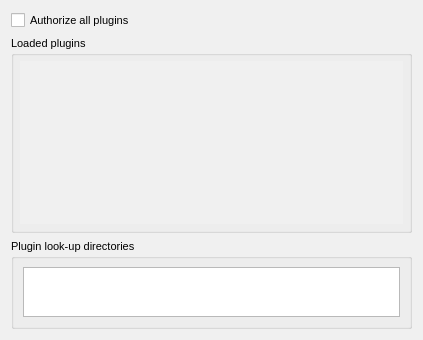
RetroShare/RetroShare, file retroshare-gui/src/gui/settings/PluginsPage.ui: the form before one commit.
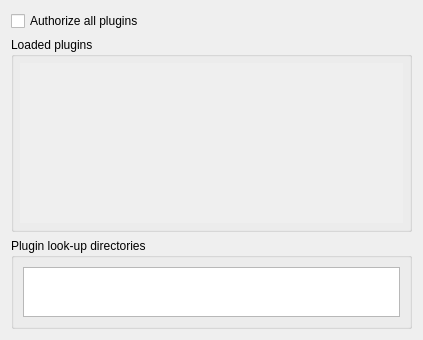
The form after the commit.

```diff
--- a/retroshare-gui/src/gui/settings/PluginsPage.ui
+++ b/retroshare-gui/src/gui/settings/PluginsPage.ui
@@ -10,492 +10,6 @@
     <height>340</height>
    </rect>
   </property>
-  <property name="sizePolicy">
-   <sizepolicy hsizetype="Expanding" vsizetype="Expanding">
-    <horstretch>0</horstretch>
-    <verstretch>0</verstretch>
-   </sizepolicy>
-  </property>
-  <property name="palette">
-   <palette>
-    <active>
-     <colorrole role="WindowText">
-      <brush brushstyle="SolidPattern">
-       <color alpha="255">
-        <red>0</red>
-        <green>0</green>
-        <blue>0</blue>
-       </color>
-      </brush>
-     </colorrole>
-     <colorrole role="Button">
-      <brush brushstyle="SolidPattern">
-       <color alpha="255">
-        <red>208</red>
-        <green>208</green>
-        <blue>208</blue>
-       </color>
-      </brush>
-     </colorrole>
-     <colorrole role="Light">
-      <brush brushstyle="SolidPattern">
-       <color alpha="255">
-        <red>255</red>
-        <green>255</green>
-        <blue>255</blue>
-       </color>
-      </brush>
-     </colorrole>
-     <colorrole role="Midlight">
-      <brush brushstyle="SolidPattern">
-       <color alpha="255">
-        <red>247</red>
-        <green>247</green>
-        <blue>247</blue>
-       </color>
-      </brush>
-     </colorrole>
-     <colorrole role="Dark">
-      <brush brushstyle="SolidPattern">
-       <color alpha="255">
-        <red>104</red>
-        <green>104</green>
-        <blue>104</blue>
-       </color>
-      </brush>
-     </colorrole>
-     <colorrole role="Mid">
-      <brush brushstyle="SolidPattern">
-       <color alpha="255">
-        <red>139</red>
-        <green>139</green>
-        <blue>139</blue>
-       </color>
-      </brush>
-     </colorrole>
-     <colorrole role="Text">
-      <brush brushstyle="SolidPattern">
-       <color alpha="255">
-        <red>0</red>
-        <green>0</green>
-        <blue>0</blue>
-       </color>
-      </brush>
-     </colorrole>
-     <colorrole role="BrightText">
-      <brush brushstyle="SolidPattern">
-       <color alpha="255">
-        <red>255</red>
-        <green>255</green>
-        <blue>255</blue>
-       </color>
-      </brush>
-     </colorrole>
-     <colorrole role="ButtonText">
-      <brush brushstyle="SolidPattern">
-       <color alpha="255">
-        <red>0</red>
-        <green>0</green>
-        <blue>0</blue>
-       </color>
-      </brush>
-     </colorrole>
-     <colorrole role="Base">
-      <brush brushstyle="SolidPattern">
-       <color alpha="255">
-        <red>255</red>
-        <green>255</green>
-        <blue>255</blue>
-       </color>
-      </brush>
-     </colorrole>
-     <colorrole role="Window">
-      <brush brushstyle="SolidPattern">
-       <color alpha="255">
-        <red>240</red>
-        <green>240</green>
-        <blue>240</blue>
-       </color>
-      </brush>
-     </colorrole>
-     <colorrole role="Shadow">
-      <brush brushstyle="SolidPattern">
-       <color alpha="255">
-        <red>0</red>
-        <green>0</green>
-        <blue>0</blue>
-       </color>
-      </brush>
-     </colorrole>
-     <colorrole role="Highlight">
-      <brush brushstyle="SolidPattern">
-       <color alpha="255">
-        <red>0</red>
-        <green>0</green>
-        <blue>128</blue>
-       </color>
-      </brush>
-     </colorrole>
-     <colorrole role="HighlightedText">
-      <brush brushstyle="SolidPattern">
-       <color alpha="255">
-        <red>255</red>
-        <green>255</green>
-        <blue>255</blue>
-       </color>
-      </brush>
-     </colorrole>
-     <colorrole role="Link">
-      <brush brushstyle="SolidPattern">
-       <color alpha="255">
-        <red>0</red>
-        <green>0</green>
-        <blue>255</blue>
-       </color>
-      </brush>
-     </colorrole>
-     <colorrole role="LinkVisited">
-      <brush brushstyle="SolidPattern">
-       <color alpha="255">
-        <red>255</red>
-        <green>0</green>
-        <blue>255</blue>
-       </color>
-      </brush>
-     </colorrole>
-     <colorrole role="AlternateBase">
-      <brush brushstyle="SolidPattern">
-       <color alpha="255">
-        <red>231</red>
-        <green>231</green>
-        <blue>231</blue>
-       </color>
-      </brush>
-     </colorrole>
-    </active>
-    <inactive>
-     <colorrole role="WindowText">
-      <brush brushstyle="SolidPattern">
-       <color alpha="255">
-        <red>0</red>
-        <green>0</green>
-        <blue>0</blue>
-       </color>
-      </brush>
-     </colorrole>
-     <colorrole role="Button">
-      <brush brushstyle="SolidPattern">
-       <color alpha="255">
-        <red>208</red>
-        <green>208</green>
-        <blue>208</blue>
-       </color>
-      </brush>
-     </colorrole>
-     <colorrole role="Light">
-      <brush brushstyle="SolidPattern">
-       <color alpha="255">
-        <red>255</red>
-        <green>255</green>
-        <blue>255</blue>
-       </color>
-      </brush>
-     </colorrole>
-     <colorrole role="Midlight">
-      <brush brushstyle="SolidPattern">
-       <color alpha="255">
-        <red>247</red>
-        <green>247</green>
-        <blue>247</blue>
-       </color>
-      </brush>
-     </colorrole>
-     <colorrole role="Dark">
-      <brush brushstyle="SolidPattern">
-       <color alpha="255">
-        <red>104</red>
-        <green>104</green>
-        <blue>104</blue>
-       </color>
-      </brush>
-     </colorrole>
-     <colorrole role="Mid">
-      <brush brushstyle="SolidPattern">
-       <color alpha="255">
-        <red>139</red>
-        <green>139</green>
-        <blue>139</blue>
-       </color>
-      </brush>
-     </colorrole>
-     <colorrole role="Text">
-      <brush brushstyle="SolidPattern">
-       <color alpha="255">
-        <red>0</red>
-        <green>0</green>
-        <blue>0</blue>
-       </color>
-      </brush>
-     </colorrole>
-     <colorrole role="BrightText">
-      <brush brushstyle="SolidPattern">
-       <color alpha="255">
-        <red>255</red>
-        <green>255</green>
-        <blue>255</blue>
-       </color>
-      </brush>
-     </colorrole>
-     <colorrole role="ButtonText">
-      <brush brushstyle="SolidPattern">
-       <color alpha="255">
-        <red>0</red>
-        <green>0</green>
-        <blue>0</blue>
-       </color>
-      </brush>
-     </colorrole>
-     <colorrole role="Base">
-      <brush brushstyle="SolidPattern">
-       <color alpha="255">
-        <red>255</red>
-        <green>255</green>
-        <blue>255</blue>
-       </color>
-      </brush>
-     </colorrole>
-     <colorrole role="Window">
-      <brush brushstyle="SolidPattern">
-       <color alpha="255">
-        <red>240</red>
-        <green>240</green>
-        <blue>240</blue>
-       </color>
-      </brush>
-     </colorrole>
-     <colorrole role="Shadow">
-      <brush brushstyle="SolidPattern">
-       <color alpha="255">
-        <red>0</red>
-        <green>0</green>
-        <blue>0</blue>
-       </color>
-      </brush>
-     </colorrole>
-     <colorrole role="Highlight">
-      <brush brushstyle="SolidPattern">
-       <color alpha="255">
-        <red>192</red>
-        <green>192</green>
-        <blue>192</blue>
-       </color>
-      </brush>
-     </colorrole>
-     <colorrole role="HighlightedText">
-      <brush brushstyle="SolidPattern">
-       <color alpha="255">
-        <red>0</red>
-        <green>0</green>
-        <blue>0</blue>
-       </color>
-      </brush>
-     </colorrole>
-     <colorrole role="Link">
-      <brush brushstyle="SolidPattern">
-       <color alpha="255">
-        <red>0</red>
-        <green>0</green>
-        <blue>255</blue>
-       </color>
-      </brush>
-     </colorrole>
-     <colorrole role="LinkVisited">
-      <brush brushstyle="SolidPattern">
-       <color alpha="255">
-        <red>255</red>
-        <green>0</green>
-        <blue>255</blue>
-       </color>
-      </brush>
-     </colorrole>
-     <colorrole role="AlternateBase">
-      <brush brushstyle="SolidPattern">
-       <color alpha="255">
-        <red>231</red>
-        <green>231</green>
-        <blue>231</blue>
-       </color>
-      </brush>
-     </colorrole>
-    </inactive>
-    <disabled>
-     <colorrole role="WindowText">
-      <brush brushstyle="SolidPattern">
-       <color alpha="255">
-        <red>104</red>
-        <green>104</green>
-        <blue>104</blue>
-       </color>
-      </brush>
-     </colorrole>
-     <colorrole role="Button">
-      <brush brushstyle="SolidPattern">
-       <color alpha="255">
-        <red>208</red>
-        <green>208</green>
-        <blue>208</blue>
-       </color>
-      </brush>
-     </colorrole>
-     <colorrole role="Light">
-      <brush brushstyle="SolidPattern">
-       <color alpha="255">
-        <red>255</red>
-        <green>255</green>
-        <blue>255</blue>
-       </color>
-      </brush>
-     </colorrole>
-     <colorrole role="Midlight">
-      <brush brushstyle="SolidPattern">
-       <color alpha="255">
-        <red>247</red>
-        <green>247</green>
-        <blue>247</blue>
-       </color>
-      </brush>
-     </colorrole>
-     <colorrole role="Dark">
-      <brush brushstyle="SolidPattern">
-       <color alpha="255">
-        <red>104</red>
-        <green>104</green>
-        <blue>104</blue>
-       </color>
-      </brush>
-     </colorrole>
-     <colorrole role="Mid">
-      <brush brushstyle="SolidPattern">
-       <color alpha="255">
-        <red>139</red>
-        <green>139</green>
-        <blue>139</blue>
-       </color>
-      </brush>
-     </colorrole>
-     <colorrole role="Text">
-      <brush brushstyle="SolidPattern">
-       <color alpha="255">
-        <red>104</red>
-        <green>104</green>
-        <blue>104</blue>
-       </color>
-      </brush>
-     </colorrole>
-     <colorrole role="BrightText">
-      <brush brushstyle="SolidPattern">
-       <color alpha="255">
-        <red>255</red>
-        <green>255</green>
-        <blue>255</blue>
-       </color>
-      </brush>
-     </colorrole>
-     <colorrole role="ButtonText">
-      <brush brushstyle="SolidPattern">
-       <color alpha="255">
-        <red>104</red>
-        <green>104</green>
-        <blue>104</blue>
-       </color>
-      </brush>
-     </colorrole>
-     <colorrole role="Base">
-      <brush brushstyle="SolidPattern">
-       <color alpha="255">
-        <red>240</red>
-        <green>240</green>
-        <blue>240</blue>
-       </color>
-      </brush>
-     </colorrole>
-     <colorrole role="Window">
-      <brush brushstyle="SolidPattern">
-       <color alpha="255">
-        <red>240</red>
-        <green>240</green>
-        <blue>240</blue>
-       </color>
-      </brush>
-     </colorrole>
-     <colorrole role="Shadow">
-      <brush brushstyle="SolidPattern">
-       <color alpha="255">
-        <red>0</red>
-        <green>0</green>
-        <blue>0</blue>
-       </color>
-      </brush>
-     </colorrole>
-     <colorrole role="Highlight">
-      <brush brushstyle="SolidPattern">
-       <color alpha="255">
-        <red>0</red>
-        <green>0</green>
-        <blue>128</blue>
-       </color>
-      </brush>
-     </colorrole>
-     <colorrole role="HighlightedText">
-      <brush brushstyle="SolidPattern">
-       <color alpha="255">
-        <red>255</red>
-        <green>255</green>
-        <blue>255</blue>
-       </color>
-      </brush>
-     </colorrole>
-     <colorrole role="Link">
-      <brush brushstyle="SolidPattern">
-       <color alpha="255">
-        <red>0</red>
-        <green>0</green>
-        <blue>255</blue>
-       </color>
-      </brush>
-     </colorrole>
-     <colorrole role="LinkVisited">
-      <brush brushstyle="SolidPattern">
-       <color alpha="255">
-        <red>255</red>
-        <green>0</green>
-        <blue>255</blue>
-       </color>
-      </brush>
-     </colorrole>
-     <colorrole role="AlternateBase">
-      <brush brushstyle="SolidPattern">
-       <color alpha="255">
-        <red>231</red>
-        <green>231</green>
-        <blue>231</blue>
-       </color>
-      </brush>
-     </colorrole>
-    </disabled>
-   </palette>
-  </property>
-  <property name="font">
-   <font>
-    <family>Arial</family>
-    <pointsize>8</pointsize>
-    <weight>50</weight>
-    <italic>false</italic>
-    <bold>false</bold>
-    <underline>false</underline>
-    <strikeout>false</strikeout>
-   </font>
-  </property>
   <property name="contextMenuPolicy">
    <enum>Qt::NoContextMenu</enum>
   </property>
```
